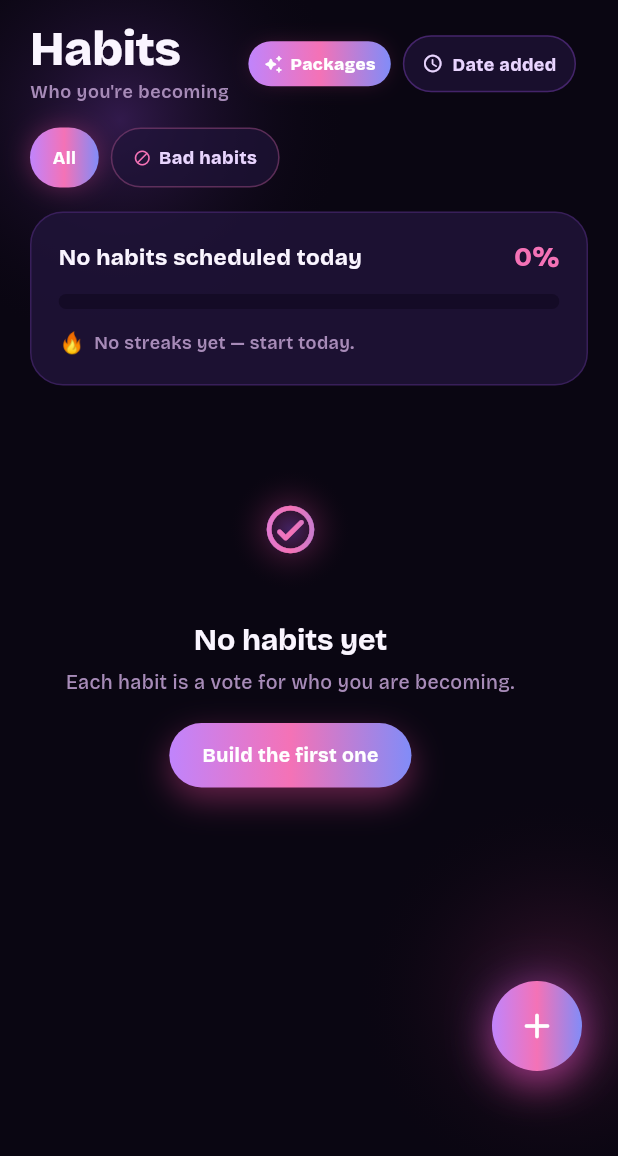
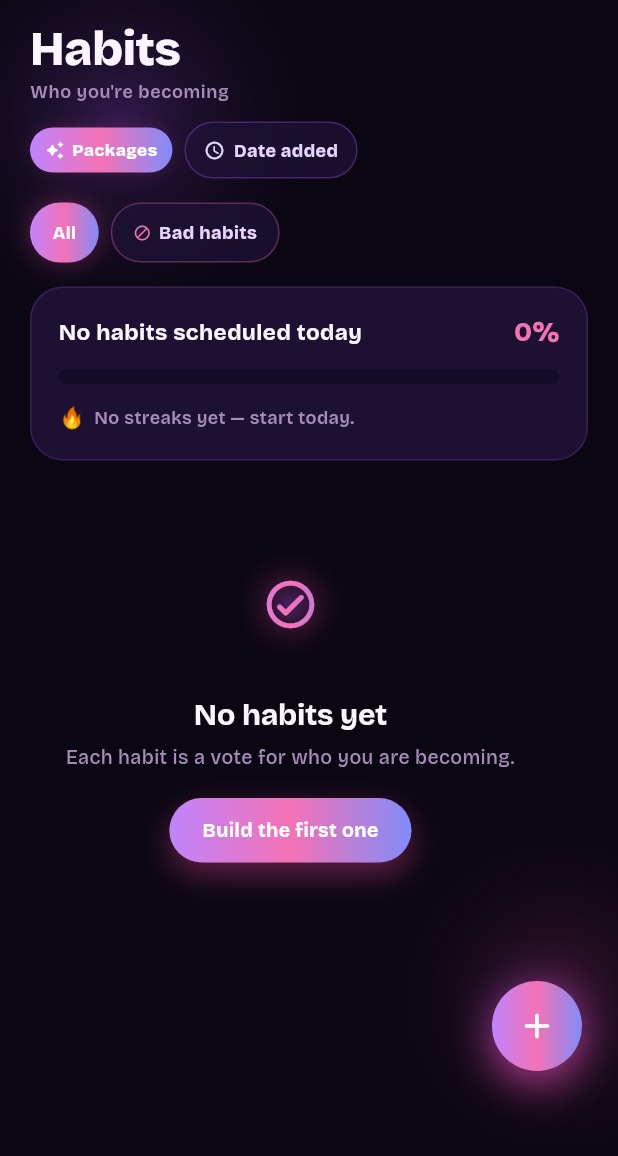
Before and after one commit to Overover1400/mood8, a Flutter app: the HabitsScreen screen opened directly, on a phone screen of 412 x 824 dp. Shown: the top 1156 px of the screen. Run offline on Flutter 3.47's test engine with Material 3 defaults, Android fonts, the phone set to English and light mode, and no system bars; drawn by our look-alikes of flutter_animate; our stand-ins replace app_links, audioplayers, confetti, email_validator, fl_chart, google_fonts and 5 more; missing offline and left inert: dart:html; accounts and stored records are empty; statements that could not run were skipped.

Commit message:
fix(habits): stop "Habits" title wrapping in the header
The Packages + sort + freeze-badge crowded the Expanded title slot
and "Habits" was breaking after "Habit". Move Packages + sort to
their own row below the title, keep only the freeze badge inline,
and harden the title Text with maxLines: 1 / softWrap: false so
the serif italic glyph always renders on one line. Same hardening
applied to the Routine header which uses an identical pattern.

Co-Authored-By: Claude Opus 4.7 (1M context) <noreply@anthropic.com>

```diff
--- a/lib/screens/habits_screen.dart
+++ b/lib/screens/habits_screen.dart
@@ -563,18 +563,33 @@ class _Header extends StatelessWidget {
 
   @override
   Widget build(BuildContext context) {
-    return Row(
+    // Title gets its own row with the freeze badge (single small chip),
+    // controls (Packages + sort) sit on a row below. This guarantees the
+    // serif italic "Habits" always renders on one line regardless of
+    // device width or future font swaps.
+    return Column(
+      crossAxisAlignment: CrossAxisAlignment.start,
+      children: [
+        Row(
           crossAxisAlignment: CrossAxisAlignment.center,
           children: [
             Expanded(
-          child: Column(
-            crossAxisAlignment: CrossAxisAlignment.start,
-            children: [
-              Text(
+              child: Text(
                 'Habits',
+                maxLines: 1,
+                overflow: TextOverflow.visible,
+                softWrap: false,
                 style: Theme.of(context).textTheme.displaySmall?.copyWith(
                       fontSize: 32,
                     ),
+              ),
+            ),
+            if (profile != null)
+              FreezeBadge(
+                count: profile!.freezesAvailable,
+                profile: profile,
+              ),
+          ],
         ),
         const SizedBox(height: 2),
         Text(
@@ -586,17 +601,13 @@ class _Header extends StatelessWidget {
             letterSpacing: 0.4,
           ),
         ),
-            ],
-          ),
-        ),
+        const SizedBox(height: 12),
+        Row(
+          children: [
             _PackagesButton(),
             const SizedBox(width: 8),
             _SortButton(current: sortMode, onSelect: onSortChanged),
-        const SizedBox(width: 8),
-        if (profile != null)
-          FreezeBadge(
-            count: profile!.freezesAvailable,
-            profile: profile,
+          ],
         ),
       ],
     );
--- a/lib/screens/routine_screen.dart
+++ b/lib/screens/routine_screen.dart
@@ -338,6 +338,9 @@ class _HeaderBar extends StatelessWidget {
             children: [
               Text(
                 'Routine',
+                maxLines: 1,
+                overflow: TextOverflow.visible,
+                softWrap: false,
                 style: Theme.of(context).textTheme.displaySmall?.copyWith(
                       fontSize: 32,
                     ),
```
Lines whose indentation alone changed are shown as unchanged.
